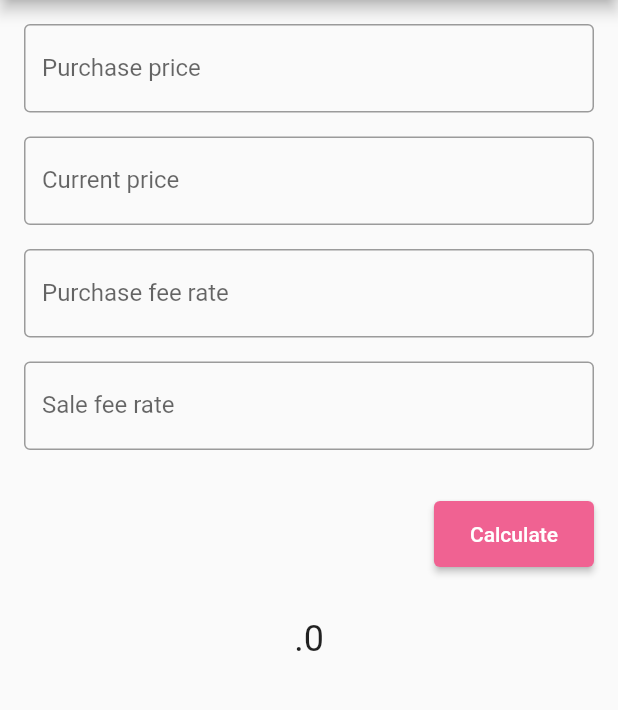
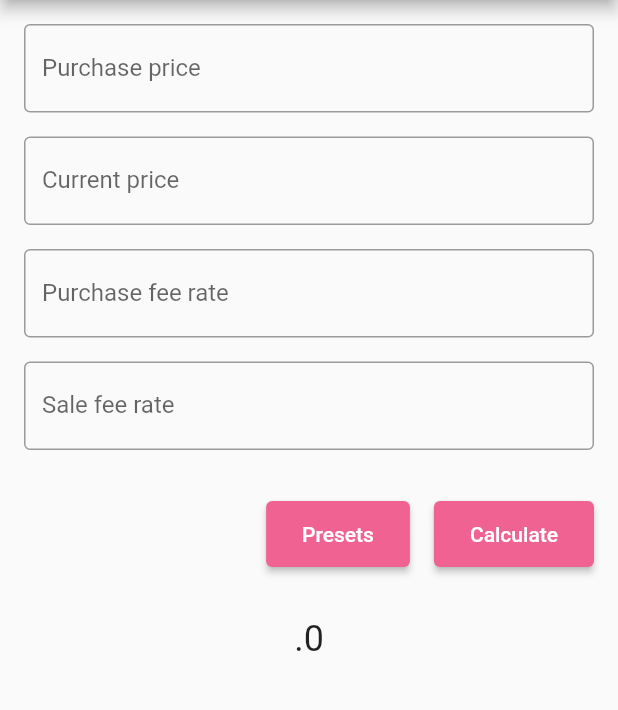
Before and after one commit to CORDEA/crossroads, a Flutter app: the screen it shows after launch, on a phone screen of 412 x 824 dp, the part 84-794 px from its top. Run offline on Flutter 3.47's test engine with Material 2 defaults, Android fonts, the light colour scheme and no system bars.

Commit message:
add button

```diff
--- a/lib/ui/calculator.dart
+++ b/lib/ui/calculator.dart
@@ -50,9 +50,19 @@ class Calculator extends StatelessWidget {
                 ),
               ),
               SizedBox(height: 32),
-              Align(
-                alignment: Alignment.centerRight,
-                child: RaisedButton(
+              Row(
+                mainAxisAlignment: MainAxisAlignment.end,
+                children: [
+                  RaisedButton(
+                    child: const Text(
+                      'Presets',
+                    ),
+                    onPressed: () {
+                      Navigator.pushNamed(context, '/presets');
+                    },
+                  ),
+                  SizedBox(width: 16),
+                  RaisedButton(
                     child: const Text(
                       'Calculate',
                     ),
@@ -60,6 +70,7 @@ class Calculator extends StatelessWidget {
                       context.read<StockModel>().calculate();
                     },
                   ),
+                ],
               ),
               SizedBox(height: 32),
               const Align(
```
Lines whose indentation alone changed are shown as unchanged.
